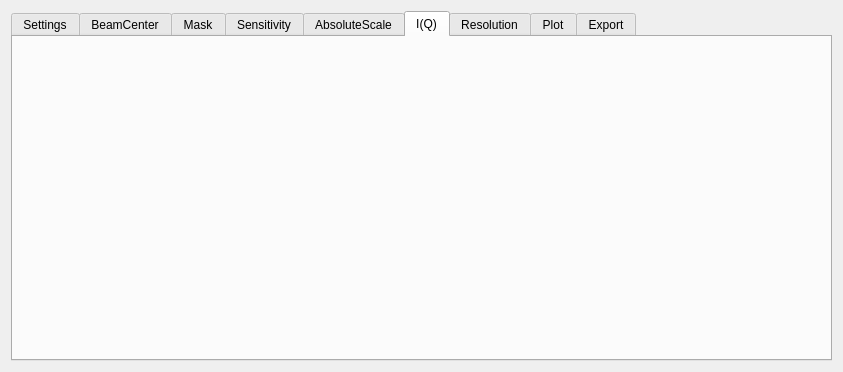
Old version of the form scripts/Interface/ui/drill/sans/view.ui in the repository mantidproject/mantid.
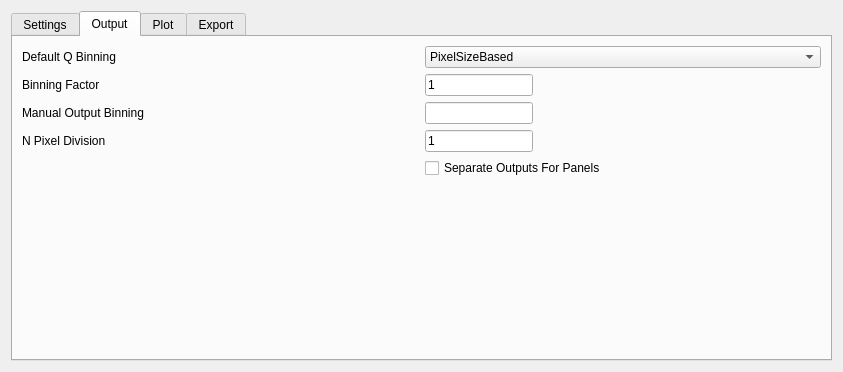
New version of the form. The open tabs and pages were chosen to show the change.

What changed in the file:
```diff
--- a/scripts/Interface/ui/drill/sans/view.ui
+++ b/scripts/Interface/ui/drill/sans/view.ui
@@ -78,35 +78,91 @@
        </item>
       </layout>
      </widget>
-     <widget class="QWidget" name="beamcenter">
-      <attribute name="title">
-       <string>BeamCenter</string>
-      </attribute>
-     </widget>
-     <widget class="QWidget" name="mask">
-      <attribute name="title">
-       <string>Mask</string>
-      </attribute>
-     </widget>
-     <widget class="QWidget" name="sens">
-      <attribute name="title">
-       <string>Sensitivity</string>
-      </attribute>
-     </widget>
-     <widget class="QWidget" name="absolutescale">
-      <attribute name="title">
-       <string>AbsoluteScale</string>
-      </attribute>
-     </widget>
      <widget class="QWidget" name="iq">
       <attribute name="title">
-       <string>I(Q)</string>
+       <string>Output</string>
       </attribute>
-     </widget>
-     <widget class="QWidget" name="resolution">
-      <attribute name="title">
-       <string>Resolution</string>
-      </attribute>
+      <layout class="QGridLayout" name="gridLayout_3">
+       <item row="0" column="1">
+        <widget class="QComboBox" name="comboBox_3">
+         <item>
+          <property name="text">
+           <string>PixelSizeBased</string>
+          </property>
+         </item>
+         <item>
+          <property name="text">
+           <string>ResolutionBased</string>
+          </property>
+         </item>
+        </widget>
+       </item>
+       <item row="2" column="0">
+        <widget class="QLabel" name="label_11">
+         <property name="text">
+          <string>Manual Output Binning</string>
+         </property>
+        </widget>
+       </item>
+       <item row="1" column="1" alignment="Qt::AlignLeft">
+        <widget class="QLineEdit" name="lineEdit">
+         <property name="text">
+          <string>1</string>
+         </property>
+        </widget>
+       </item>
+       <item row="1" column="0">
+        <widget class="QLabel" name="label_10">
+         <property name="text">
+          <string>Binning Factor</string>
+         </property>
+        </widget>
+       </item>
+       <item row="2" column="1" alignment="Qt::AlignLeft">
+        <widget class="QLineEdit" name="lineEdit_2"/>
+       </item>
+       <item row="5" column="0" colspan="2">
+        <spacer name="verticalSpacer_3">
+         <property name="orientation">
+          <enum>Qt::Vertical</enum>
+         </property>
+         <property name="sizeHint" stdset="0">
+          <size>
+           <width>20</width>
+           <height>40</height>
+          </size>
+         </property>
+        </spacer>
+       </item>
+       <item row="0" column="0" alignment="Qt::AlignLeft">
+        <widget class="QLabel" name="label_9">
+         <property name="text">
+          <string>Default Q Binning</string>
+         </property>
+        </widget>
+       </item>
+       <item row="3" column="0">
+        <widget class="QLabel" name="label_12">
+         <property name="text">
+          <string>N Pixel Division</string>
+         </property>
+        </widget>
+       </item>
+       <item row="3" column="1" alignment="Qt::AlignLeft">
+        <widget class="QLineEdit" name="lineEdit_3">
+         <property name="text">
+          <string>1</string>
+         </property>
+        </widget>
+       </item>
+       <item row="4" column="1">
+        <widget class="QCheckBox" name="checkBox">
+         <property name="text">
+          <string>Separate Outputs For Panels</string>
+         </property>
+        </widget>
+       </item>
+      </layout>
      </widget>
      <widget class="QWidget" name="plot">
       <attribute name="title">
```
Left out of the diff: 58 changed lines with no effect on the pictures.
